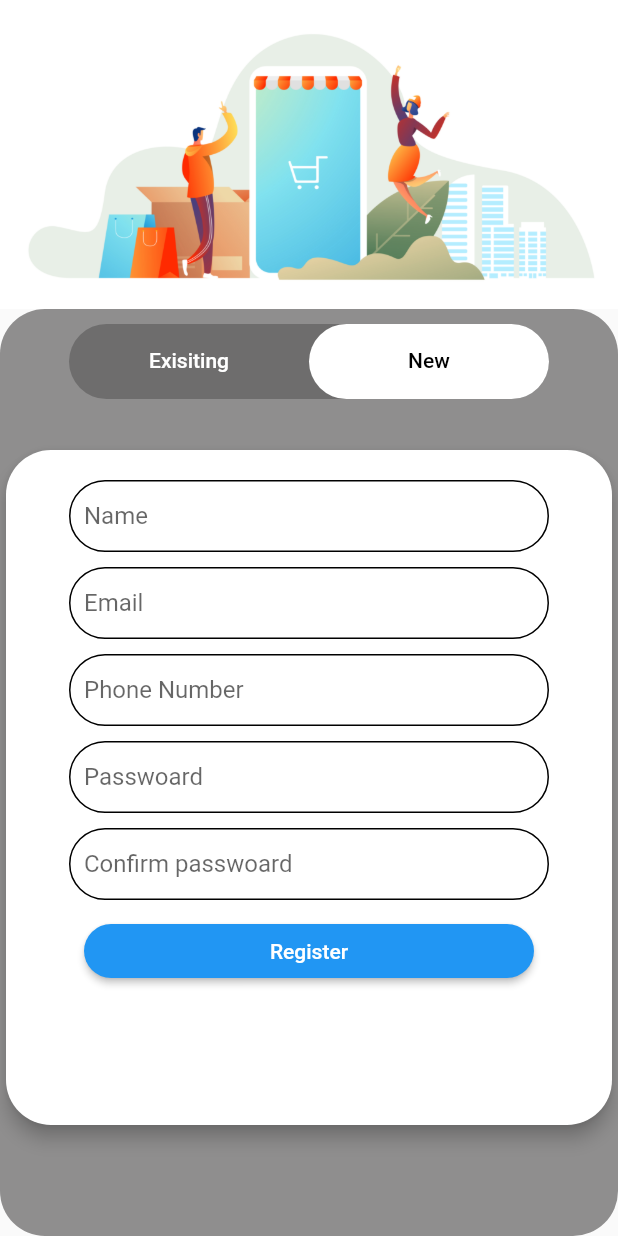
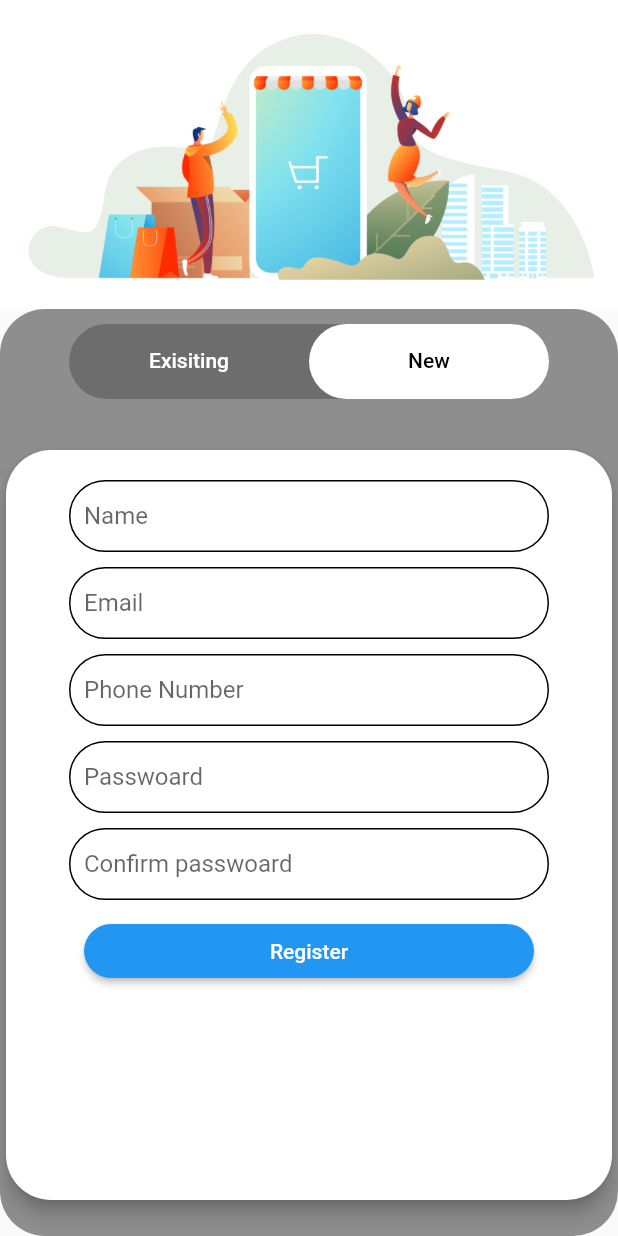
Before and after one commit to muhammedSalihT/ShopCart_Using_Api-Getx, a Flutter app: the AuthScreen screen opened directly, tab 2 chosen, on a phone screen of 412 x 824 dp. Run offline on Flutter 3.47's test engine with Material 2 defaults, Android fonts, the phone set to English and light mode, and no system bars; our stand-ins replace carousel_slider, get, sms_autofill, timer_count_down.

Commit message:
custom form card field editted

```diff
--- a/lib/authentication_page/views/register_view.dart
+++ b/lib/authentication_page/views/register_view.dart
@@ -23,7 +23,7 @@ class RegisterView extends StatelessWidget {
             height: 30,
           ),
           CoustemTextFormCard(
-            height: 450,
+            height: 500,
             childrens: [
               const SizedBox(
                 height: 20,
--- a/lib/widgets/custom_textformcard.dart
+++ b/lib/widgets/custom_textformcard.dart
@@ -12,7 +12,8 @@ class CoustemTextFormCard extends StatelessWidget {
 
   @override
   Widget build(BuildContext context) {
-    return Card(
+    return SingleChildScrollView(
+      child: Card(
         elevation: 5.0,
         color: Colors.white,
         shape: const RoundedRectangleBorder(
@@ -21,7 +22,6 @@ class CoustemTextFormCard extends StatelessWidget {
         child: SizedBox(
           width: 300.0,
           height: height,
-        child: SingleChildScrollView(
           child: Column(
             children:
                 List.generate(childrens.length, (index) => childrens[index]),
```
Lines whose indentation alone changed are shown as unchanged.
